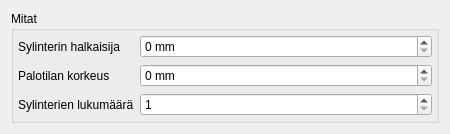
First picture: the form in src/editor/ui/cylinderheadform.ui, repository ruisleipa/kp2, before the edit.
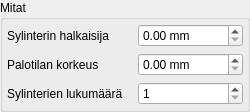
Second picture: the form after the edit.

```diff
--- a/src/editor/ui/cylinderheadform.ui
+++ b/src/editor/ui/cylinderheadform.ui
@@ -6,13 +6,13 @@
    <rect>
     <x>0</x>
     <y>0</y>
-    <width>450</width>
-    <height>123</height>
+    <width>250</width>
+    <height>95</height>
    </rect>
   </property>
   <property name="minimumSize">
    <size>
-    <width>450</width>
+    <width>250</width>
     <height>0</height>
    </size>
   </property>
@@ -23,6 +23,9 @@
    <double>1.000000000000000</double>
   </property>
   <layout class="QHBoxLayout" name="horizontalLayout">
+   <property name="margin">
+    <number>0</number>
+   </property>
    <item>
     <widget class="QGroupBox" name="groupBox">
      <property name="title">
@@ -37,23 +40,25 @@
       </property>
       <item row="0" column="0">
        <widget class="QLabel" name="label_4">
+        <property name="minimumSize">
+         <size>
+          <width>125</width>
+          <height>0</height>
+         </size>
+        </property>
         <property name="text">
          <string>Sylinterin halkaisija</string>
         </property>
        </widget>
       </item>
-      <item row="0" column="1">
-       <widget class="QSpinBox" name="boreField">
-        <property name="suffix">
-         <string> mm</string>
-        </property>
-        <property name="maximum">
-         <number>1000</number>
-        </property>
-       </widget>
-      </item>
       <item row="1" column="0">
        <widget class="QLabel" name="label_5">
+        <property name="minimumSize">
+         <size>
+          <width>125</width>
+          <height>0</height>
+         </size>
+        </property>
         <property name="toolTip">
          <string>Etäisyys lohkon yläreunasta kampiakselin keskikohtaan</string>
         </property>
@@ -62,18 +67,14 @@
         </property>
        </widget>
       </item>
-      <item row="1" column="1">
-       <widget class="QSpinBox" name="chamberHeightField">
-        <property name="suffix">
-         <string> mm</string>
-        </property>
-        <property name="maximum">
-         <number>1000</number>
-        </property>
-       </widget>
-      </item>
       <item row="2" column="0">
        <widget class="QLabel" name="label_3">
+        <property name="minimumSize">
+         <size>
+          <width>125</width>
+          <height>0</height>
+         </size>
+        </property>
         <property name="text">
          <string>Sylinterien lukumäärä</string>
         </property>
@@ -89,6 +90,20 @@
         </property>
        </widget>
       </item>
+      <item row="0" column="1">
+       <widget class="QDoubleSpinBox" name="boreField">
+        <property name="suffix">
+         <string> mm</string>
+        </property>
+       </widget>
+      </item>
+      <item row="1" column="1">
+       <widget class="QDoubleSpinBox" name="chamberHeightField">
+        <property name="suffix">
+         <string> mm</string>
+        </property>
+       </widget>
+      </item>
      </layout>
     </widget>
    </item>
```
